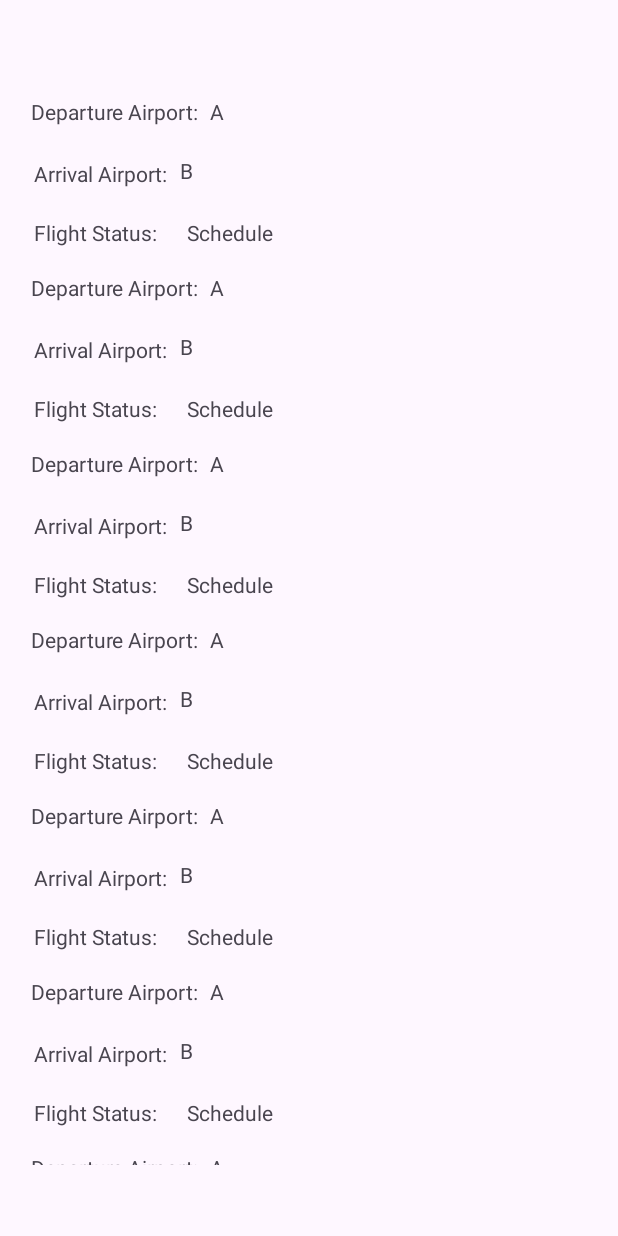
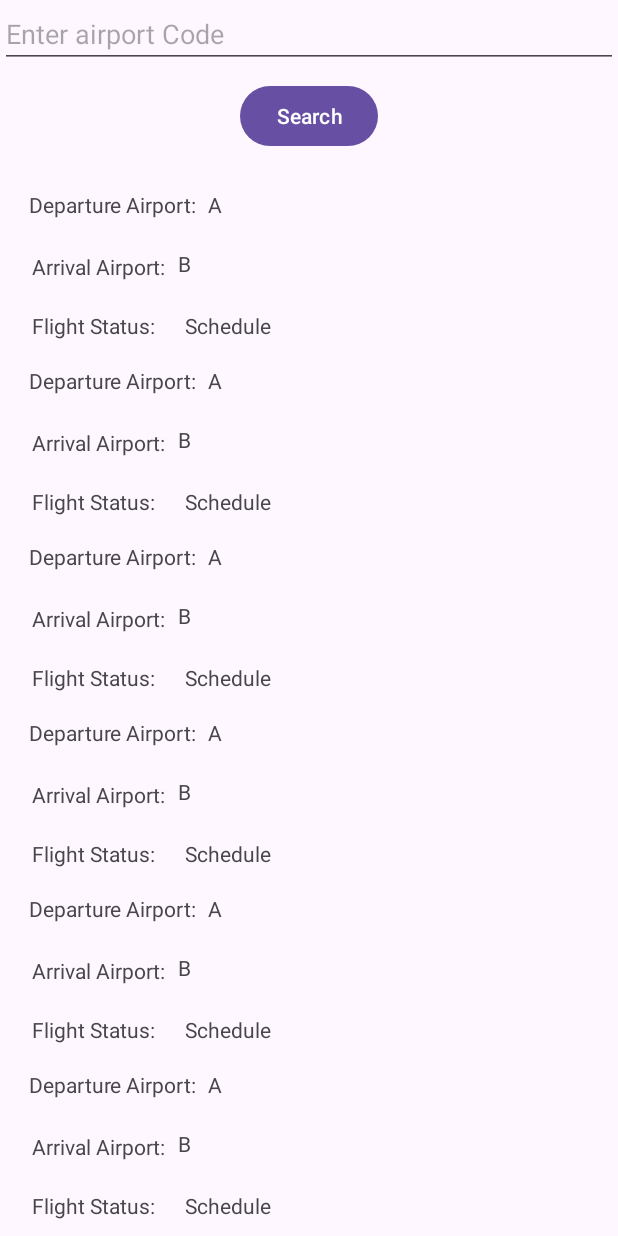
Before and after one commit to Farhana-Mahmud/CST2335_GROUP4_FINAL_PROJECT, an Android app: the screen it shows after launch (MainActivity), on a phone screen of 412 x 824 dp. Run offline under Robolectric (Android 15) with nearby library versions, the phone set to English and light mode, and no system bars.

Commit message:
Button and EditText Code done

```diff
--- a/FlightTracker/app/src/main/java/com/example/flighttracker/MainActivity.java
+++ b/FlightTracker/app/src/main/java/com/example/flighttracker/MainActivity.java
@@ -9,6 +9,8 @@ import android.content.Context;
 import android.content.DialogInterface;
 import android.os.Bundle;
 import android.view.View;
+import android.widget.Button;
+import android.widget.EditText;
 import android.widget.Toast;
 
 import com.google.android.material.snackbar.Snackbar;
@@ -21,6 +23,8 @@ public class MainActivity extends AppCompatActivity {
 
     RecyclerView flight_list;
     List<Flight> flights;
+    Button search;
+    EditText airport_code_input;
 
 
     @Override
@@ -30,6 +34,14 @@ public class MainActivity extends AppCompatActivity {
         flight_list = findViewById(R.id.rv_fights);
         LinearLayoutManager linearLayoutManager = new LinearLayoutManager(this,LinearLayoutManager.VERTICAL,false);
         flights = getFlights();
+        airport_code_input = findViewById(R.id.edit_search);
+        search =findViewById(R.id.btn_search);
+        search.setOnClickListener(new View.OnClickListener() {
+            @Override
+            public void onClick(View view) {
+
+            }
+        });
         flight_list.setLayoutManager(linearLayoutManager);
         FlightAdapter flightAdapter = new FlightAdapter(flights);
         flight_list.setAdapter(flightAdapter);
--- a/FlightTracker/app/src/main/res/layout/activity_main.xml
+++ b/FlightTracker/app/src/main/res/layout/activity_main.xml
@@ -8,12 +8,33 @@
 
     <androidx.recyclerview.widget.RecyclerView
         android:id="@+id/rv_fights"
-        android:layout_width="409dp"
-        android:layout_height="729dp"
+        android:layout_width="0dp"
+        android:layout_height="0dp"
+        android:layout_marginTop="8dp"
         app:layout_constraintBottom_toBottomOf="parent"
         app:layout_constraintEnd_toEndOf="parent"
         app:layout_constraintHorizontal_bias="0.5"
         app:layout_constraintStart_toStartOf="parent"
-        app:layout_constraintTop_toTopOf="parent"
-        app:layout_constraintVertical_bias="0.5" />
+        app:layout_constraintTop_toBottomOf="@+id/btn_search" />
+
+    <EditText
+        android:id="@+id/edit_search"
+        android:layout_width="0dp"
+        android:layout_height="wrap_content"
+        android:ems="10"
+        android:hint="@string/hint_airport_code"
+        android:inputType="text"
+        app:layout_constraintEnd_toEndOf="parent"
+        app:layout_constraintStart_toStartOf="parent"
+        app:layout_constraintTop_toTopOf="parent" />
+
+    <Button
+        android:id="@+id/btn_search"
+        android:layout_width="wrap_content"
+        android:layout_height="wrap_content"
+        android:layout_marginTop="8dp"
+        android:text="@string/search"
+        app:layout_constraintEnd_toEndOf="parent"
+        app:layout_constraintStart_toStartOf="parent"
+        app:layout_constraintTop_toBottomOf="@+id/edit_search" />
 </androidx.constraintlayout.widget.ConstraintLayout>
--- a/FlightTracker/app/src/main/res/values/strings.xml
+++ b/FlightTracker/app/src/main/res/values/strings.xml
@@ -3,4 +3,6 @@
     <string name="departure_airport">Departure Airport:</string>
     <string name="arrival_airport">Arrival Airport:</string>
     <string name="flight_status">Flight Status:</string>
+    <string name="search">Search</string>
+    <string name="hint_airport_code">Enter airport Code</string>
 </resources>
```
